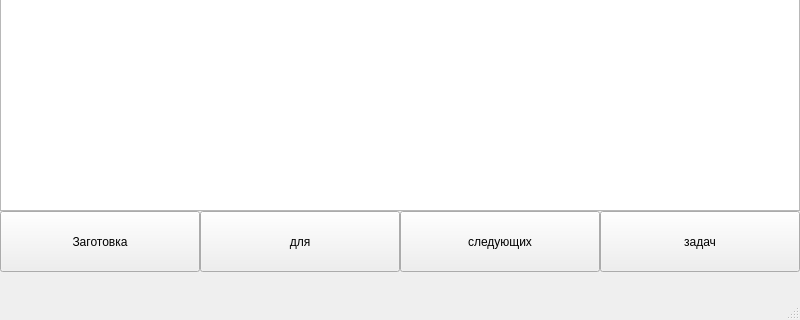
The window that Coffee.ui (SixBlueBlack/Coffee) describes before a commit, drawn with Qt 5; both pictures show x 0 to 800 and y 280 to 600 of the 800 by 600 pixel window.
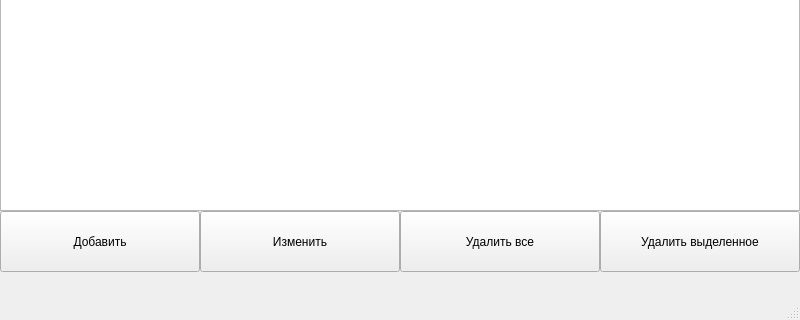
The same window after the commit.

```diff
--- a/Coffee.ui
+++ b/Coffee.ui
@@ -24,7 +24,7 @@
      </rect>
     </property>
     <property name="text">
-     <string>Заготовка</string>
+     <string>Добавить</string>
     </property>
    </widget>
    <widget class="QPushButton" name="pushButton_2">
@@ -37,7 +37,7 @@
      </rect>
     </property>
     <property name="text">
-     <string>для</string>
+     <string>Изменить</string>
     </property>
    </widget>
    <widget class="QPushButton" name="pushButton_3">
@@ -50,7 +50,7 @@
      </rect>
     </property>
     <property name="text">
-     <string>следующих</string>
+     <string>Удалить все</string>
     </property>
    </widget>
    <widget class="QPushButton" name="pushButton_4">
@@ -63,7 +63,7 @@
      </rect>
     </property>
     <property name="text">
-     <string>задач</string>
+     <string>Удалить выделенное</string>
     </property>
    </widget>
    <widget class="QTableWidget" name="tableWidget">
```
